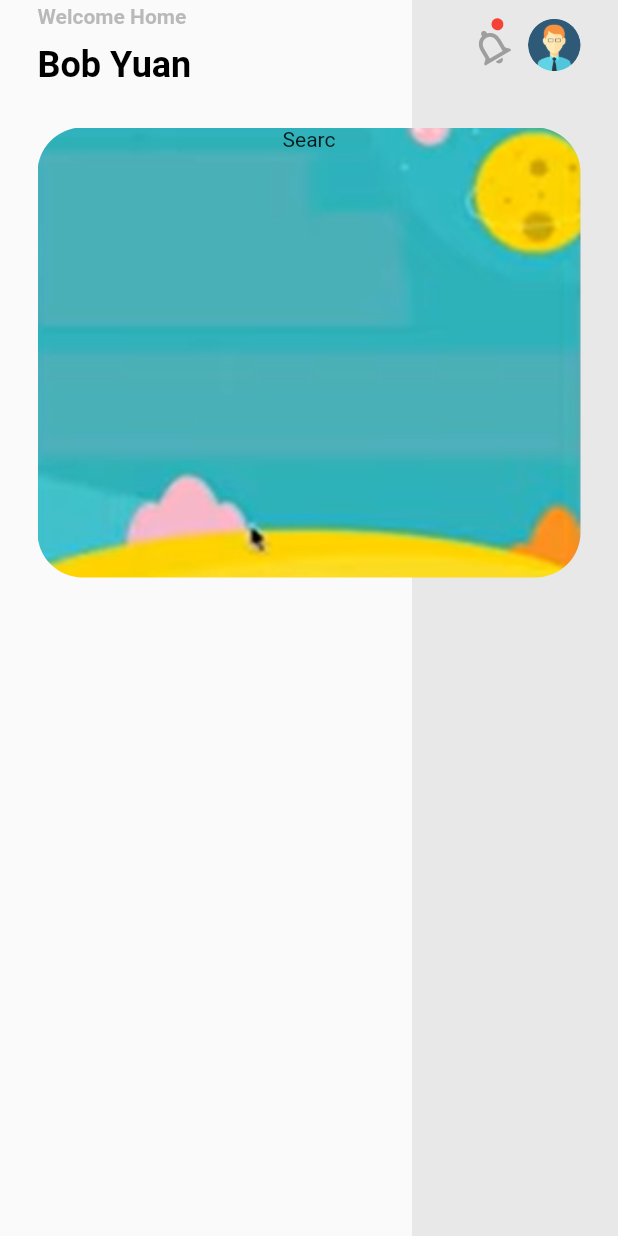
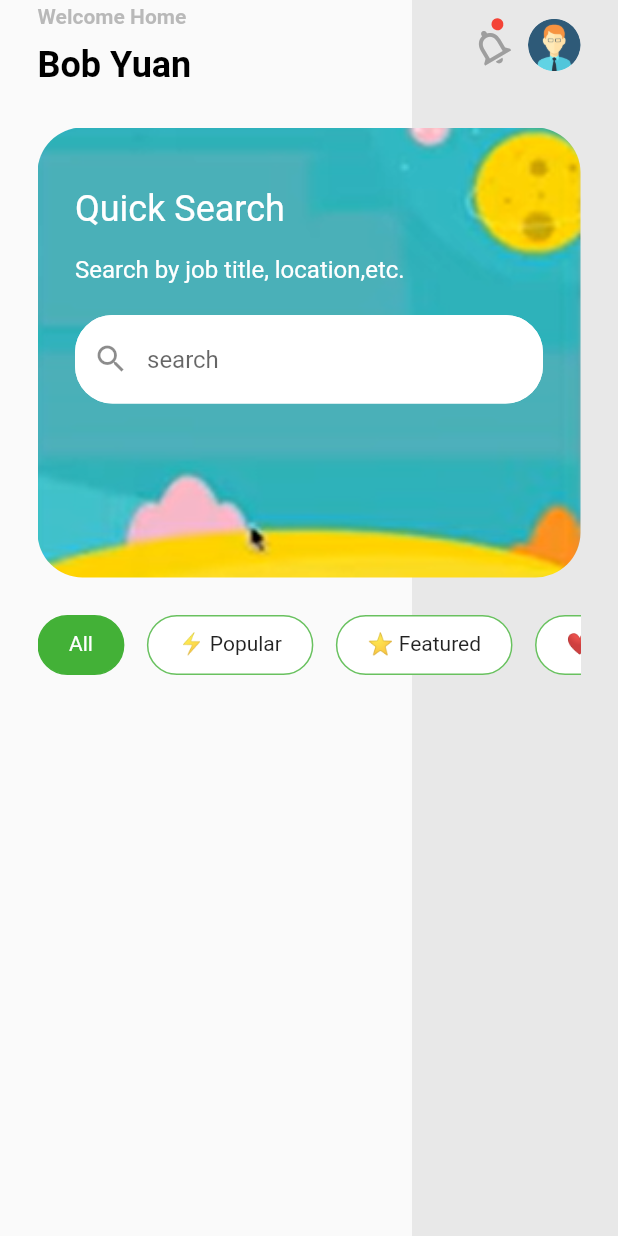
Before and after one commit to bob1457/flutter_demo, a Flutter app: the screen it shows after launch, on a phone screen of 412 x 824 dp. Run offline on Flutter 3.47's test engine with Material 2 defaults, Android fonts, the phone set to English and light mode, and no system bars.

Commit message:
Add tags

```diff
--- a/lib/main.dart
+++ b/lib/main.dart
@@ -24,7 +24,7 @@ class MyApp extends StatelessWidget {
         // or simply save your changes to "hot reload" in a Flutter IDE).
         // Notice that the counter didn't reset back to zero; the application
         // is not restarted.
-        primaryColor: const Color(0xFF43B1B7),
+        primaryColor: const Color(0xFF43B137),
         colorScheme: ColorScheme.fromSwatch().copyWith(
           secondary: const Color(0xFFFED408),
         ),
--- a/lib/pages/home/home.dart
+++ b/lib/pages/home/home.dart
@@ -1,6 +1,7 @@
 import 'package:flutter/material.dart';
 import 'package:flutter_app/pages/home/home_header.dart';
 import 'package:flutter_app/pages/home/search_card.dart';
+import 'package:flutter_app/pages/home/tag_list.dart';
 
 class Home extends StatelessWidget {
   // const Home({Key? key}) : super(key: key);
@@ -22,6 +23,7 @@ class Home extends StatelessWidget {
               children: [
                 HomeHeader(),
                 SearchCard(),
+                TagList(),
               ],
             )
           ],
--- a/lib/pages/home/search_card.dart
+++ b/lib/pages/home/search_card.dart
@@ -1,3 +1,5 @@
+import 'dart:ui';
+
 import 'package:flutter/material.dart';
 
 class SearchCard extends StatelessWidget {
@@ -7,6 +9,10 @@ class SearchCard extends StatelessWidget {
   Widget build(BuildContext context) {
     return Container(
       margin: EdgeInsets.all(25),
+      padding: EdgeInsets.symmetric(
+        horizontal: 25,
+        vertical: 40,
+      ),
       height: 300,
       width: double.maxFinite,
       decoration: BoxDecoration(
@@ -16,8 +22,62 @@ class SearchCard extends StatelessWidget {
             fit: BoxFit.cover,
           )),
       child: Column(
+        crossAxisAlignment: CrossAxisAlignment.start,
         children: [
-          Text("Searc"),
+          Text(
+            "Quick Search",
+            style: TextStyle(
+              fontSize: 24,
+              color: Colors.white,
+            ),
+          ),
+          SizedBox(
+            height: 10,
+          ),
+          Text(
+            "Search by job title, location,etc.",
+            style: TextStyle(
+              fontSize: 16,
+              color: Colors.white,
+              height: 1.7,
+              fontWeight: FontWeight.w400,
+            ),
+          ),
+          SizedBox(
+            height: 20,
+          ),
+          TextField(
+            decoration: InputDecoration(
+              hintText: 'search',
+              prefixIcon: Icon(
+                Icons.search,
+              ),
+              filled: true,
+              fillColor: Colors.white,
+              // border: OutlineInputBorder(
+              //   borderRadius: BorderRadius.circular(25),
+              //   borderSide: BorderSide(
+              //     color: Colors.white,
+              //     width: 1.5,
+              //   ),
+              // ),
+              enabledBorder: OutlineInputBorder(
+                borderRadius: BorderRadius.circular(25),
+                borderSide: BorderSide(
+                  color: Colors.white,
+                  width: 1.5,
+                ),
+              ),
+              focusedBorder: OutlineInputBorder(
+                borderRadius: BorderRadius.circular(25),
+                borderSide: BorderSide(
+                  color: Colors.yellow,
+                  width: 1.5,
+                ),
+              ),
+            ),
+            onTap: () {},
+          )
         ],
       ),
     );
--- /dev/null
+++ b/lib/pages/home/tag_list.dart
@@ -0,0 +1,53 @@
+import 'package:flutter/material.dart';
+
+class TagList extends StatefulWidget {
+  // TagList({Key? key}) : super(key: key);
+
+  @override
+  _TagListState createState() => _TagListState();
+}
+
+class _TagListState extends State<TagList> {
+  final tagList = <String>["All", "⚡ Popular", "⭐ Featured", "❤️ My Tags"];
+  var selected = 0;
+
+  @override
+  Widget build(BuildContext context) {
+    return Container(
+      padding: EdgeInsets.symmetric(horizontal: 25),
+      height: 40,
+      child: ListView.separated(
+          scrollDirection: Axis.horizontal,
+          itemBuilder: (contex, index) => GestureDetector(
+                onTap: () {
+                  setState(() {
+                    selected = index;
+                  });
+                },
+                child: Container(
+                  padding: EdgeInsets.symmetric(vertical: 10, horizontal: 20),
+                  decoration: BoxDecoration(
+                      color: selected == index
+                          ? Theme.of(context).primaryColor
+                          : Colors.white,
+                      borderRadius: BorderRadius.circular(30),
+                      border: Border.all(
+                        color: selected == index
+                            ? Theme.of(context).primaryColor
+                            : Theme.of(context).primaryColor.withOpacity(0.8),
+                      )),
+                  child: Text(
+                    tagList[index],
+                    style: TextStyle(
+                      color: selected == index ? Colors.white : Colors.black87,
+                    ),
+                  ),
+                ),
+              ),
+          separatorBuilder: (_, index) => SizedBox(
+                width: 15,
+              ),
+          itemCount: tagList.length),
+    );
+  }
+}
```
